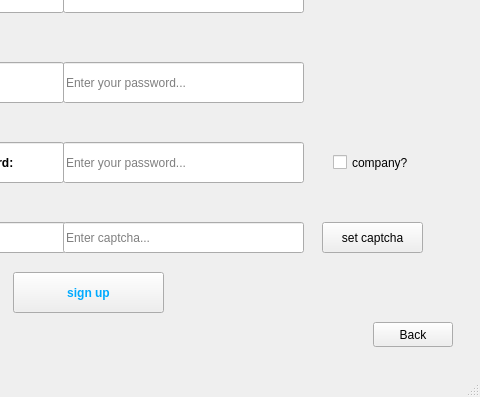
white-vessel/eyd-project, file signup.ui: the form before one commit; both pictures show x 247 to 727 and y 197 to 594 of the 727 by 594 pixel window.
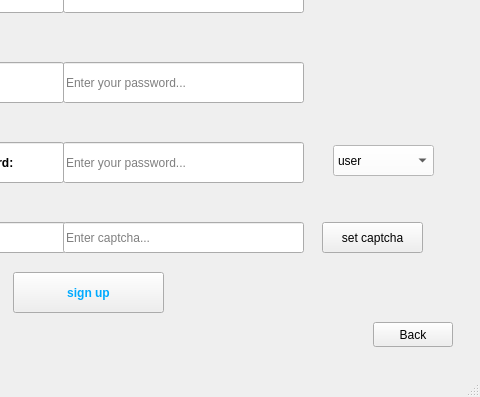
The form after the commit. Icons and pictures are not drawn.

```diff
--- a/signup.ui
+++ b/signup.ui
@@ -214,18 +214,30 @@
      <string>Back</string>
     </property>
    </widget>
-   <widget class="QCheckBox" name="checkBox">
+   <widget class="QComboBox" name="comboBox">
     <property name="geometry">
      <rect>
       <x>580</x>
-      <y>330</y>
-      <width>91</width>
-      <height>21</height>
+      <y>323</y>
+      <width>101</width>
+      <height>31</height>
      </rect>
     </property>
-    <property name="text">
-     <string>company?</string>
+    <property name="styleSheet">
+     <string notr="true">color: rgb(0, 0, 0);
+background-color: rgb(255, 255, 255);
+</string>
     </property>
+    <item>
+     <property name="text">
+      <string>user</string>
+     </property>
+    </item>
+    <item>
+     <property name="text">
+      <string>company</string>
+     </property>
+    </item>
    </widget>
   </widget>
   <widget class="QMenuBar" name="menubar">
```
